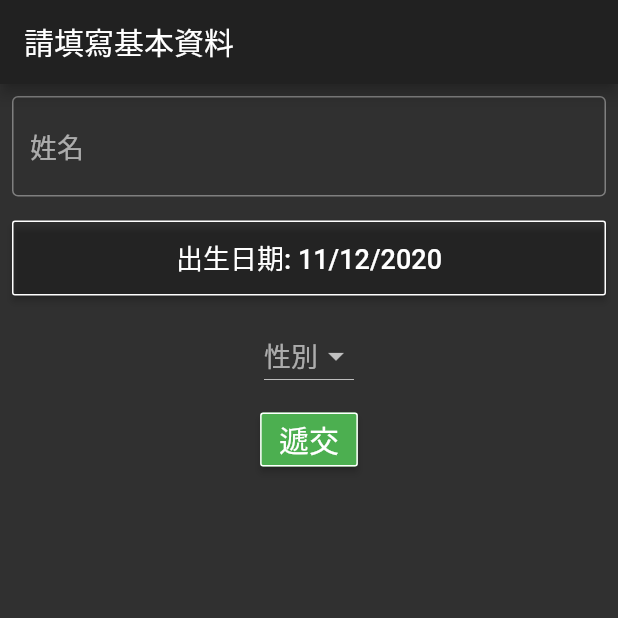
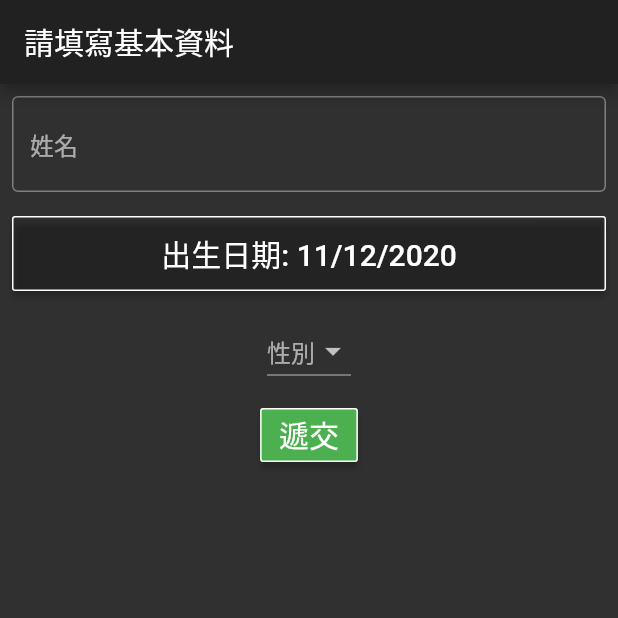
Before and after one commit to PunnyBunny/Quiz, a Flutter app: the screen it shows after launch, on a phone screen of 412 x 824 dp, the top half of it. Run offline on Flutter 3.47's test engine with Material 2 defaults, Android fonts, the phone set to English and light mode, and no system bars; our stand-ins replace assets_audio_player; missing offline and left inert: random_color; accounts and stored records are empty; generated files the repository leaves out were written again.

```diff
--- a/lib/src/info_form.dart
+++ b/lib/src/info_form.dart
@@ -23,10 +23,6 @@ class _InformationFormState extends State<InformationForm> {
 
   bool _loadedJson = false;
 
-  final _normalTextStyle = TextStyle(
-    fontSize: 18.0,
-  );
-
   @override
   Widget build(BuildContext context) {
     return Scaffold(
@@ -49,7 +45,6 @@ class _InformationFormState extends State<InformationForm> {
               },
               decoration: InputDecoration(
                 hintText: "姓名",
-                hintStyle: _normalTextStyle,
                 border: OutlineInputBorder(),
               ),
             ),
@@ -64,10 +59,7 @@ class _InformationFormState extends State<InformationForm> {
                 minimumSize: Size(double.infinity, 50.0),
                 primary: Colors.transparent,
               ),
-              child: Text(
-                "出生日期: " + _toString(_userDateOfBirth),
-                style: _normalTextStyle,
-              ),
+              child: Text("出生日期: " + _toString(_userDateOfBirth)),
               onPressed: () async {
                 final DateTime picked = await showDatePicker(
                   context: context,
@@ -86,13 +78,10 @@ class _InformationFormState extends State<InformationForm> {
             padding: EdgeInsets.all(8.0),
             child: DropdownButton(
               value: _userGender.isEmpty ? null : _userGender,
-              hint: Text(
-                "性別",
-                style: _normalTextStyle,
-              ),
+              hint: Text("性別"),
               items: [
-                DropdownMenuItem(value: "男", child: Text("男")),
-                DropdownMenuItem(value: "女", child: Text("女")),
+                DropdownMenuItem(value: "m", child: Text("男")),
+                DropdownMenuItem(value: "f", child: Text("女")),
               ],
               onChanged: (value) {
                 setState(() {
@@ -120,7 +109,8 @@ class _InformationFormState extends State<InformationForm> {
                   !_userDateOfBirthWarning &&
                   !_userGenderWarning) {
                 // all information is correctly filed
-                currentUserInfo = UserInfo(_userName, _userDateOfBirth, _userGender);
+                currentUserInfo =
+                    UserInfo(_userName, _userDateOfBirth, _userGender);
 
                 if (!_loadedJson) {
                   String json = await rootBundle.loadString('assets/data.json');
--- a/pubspec.yaml
+++ b/pubspec.yaml
@@ -14,6 +14,8 @@ dependencies:
   collection: ^1.14.13
   random_color: ^1.0.5
   json_annotation: ^3.0.0
+  http: ^0.12.2
+  intl: ^0.16.1
 
 dev_dependencies:
   build_runner: ^1.0.0
```
Also changed, not shown: lib/src/basic_quiz.dart (+16 -3 lines), lib/src/summary.dart (+30 -2 lines), lib/src/user_result.dart (added, +11 -0 lines), pubspec.lock.
